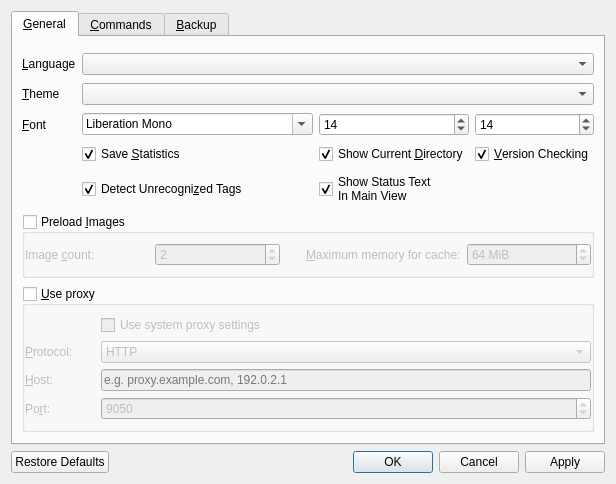
Before: the Qt Designer form ui/settings.ui in 0xb8/WiseTagger, drawn with Qt 5.
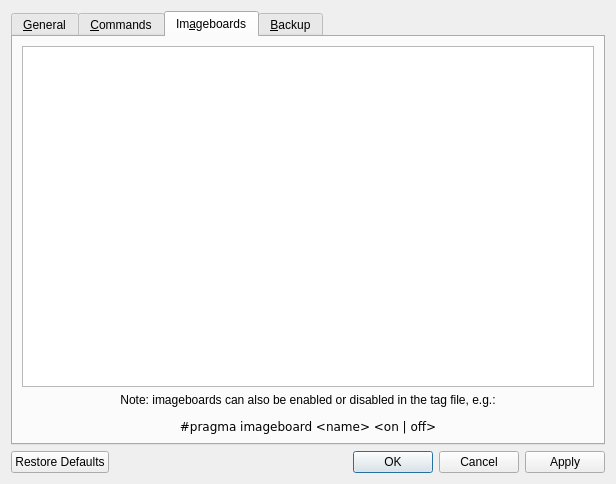
After: the same form once the commit is applied. The open tabs and pages were chosen to show the change.

Commit message:
Fetch tags from more imageboards.
* Settings page for toggling imageboards
* Tag file can toggle imageboards with `#pragma imageboard <name> <on|off>`

What changed in the file:
```diff
--- a/ui/settings.ui
+++ b/ui/settings.ui
@@ -817,6 +817,29 @@
        </item>
       </layout>
      </widget>
+     <widget class="QWidget" name="imageboards">
+      <attribute name="title">
+       <string>Im&amp;ageboards</string>
+      </attribute>
+      <layout class="QGridLayout" name="gridLayout_8">
+       <item row="6" column="0">
+        <widget class="QLabel" name="label_5">
+         <property name="text">
+          <string>&lt;html&gt;&lt;head/&gt;&lt;body&gt;&lt;p&gt;Note: imageboards can also be enabled or disabled in the tag file, e.g.:&lt;/p&gt;&lt;pre&gt;#pragma imageboard &amp;lt;name&amp;gt; &amp;lt;on | off&amp;gt;&lt;/pre&gt;&lt;/body&gt;&lt;/html&gt;</string>
+         </property>
+         <property name="alignment">
+          <set>Qt::AlignCenter</set>
+         </property>
+         <property name="textInteractionFlags">
+          <set>Qt::LinksAccessibleByMouse|Qt::TextSelectableByMouse</set>
+         </property>
+        </widget>
+       </item>
+       <item row="5" column="0">
+        <widget class="QTableView" name="imb_tbl_view"/>
+       </item>
+      </layout>
+     </widget>
      <widget class="QWidget" name="backup">
       <attribute name="title">
        <string>&amp;Backup</string>
```
Left out of the diff: 1 changed line with no effect on the pictures. The commit also changes 18 other files.
